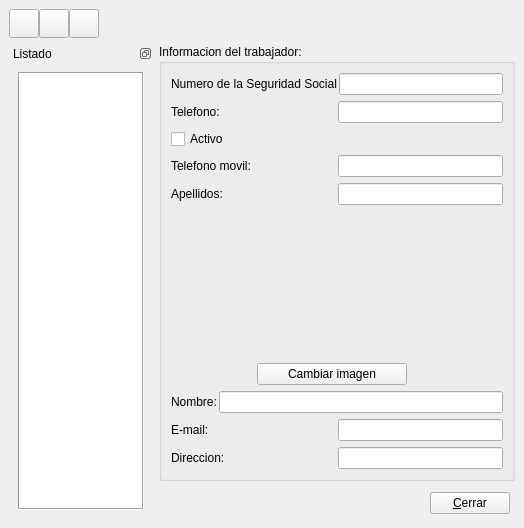
First picture: the form in bulmages/bulmafact/src/trabajadorbase.ui, repository eboladev/Bulmages-1, before the edit.
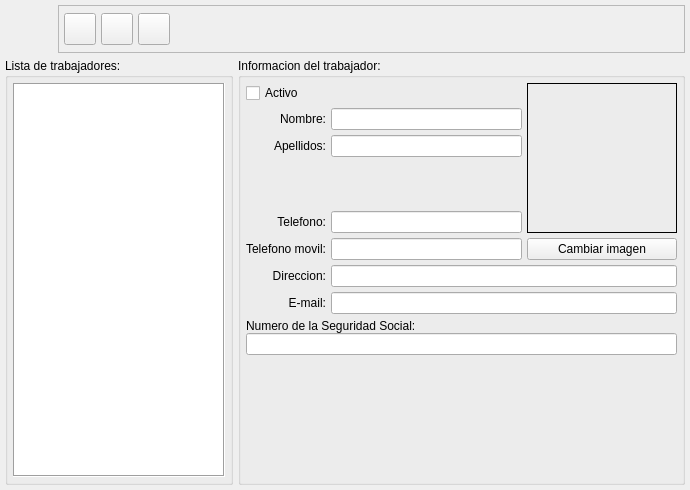
Second picture: the form after the edit. Icons and pictures are not drawn.

```diff
--- a/bulmages/bulmafact/src/trabajadorbase.ui
+++ b/bulmages/bulmafact/src/trabajadorbase.ui
@@ -8,8 +8,8 @@
    <rect>
     <x>0</x>
     <y>0</y>
-    <width>524</width>
-    <height>484</height>
+    <width>690</width>
+    <height>490</height>
    </rect>
   </property>
   <property name="windowTitle" >
@@ -18,311 +18,168 @@
   <property name="windowIcon" >
    <iconset resource="../../bulmages.qrc" >:/Bulmafact16x16/images/png/16x16/i_bulmages_trabajadores.16x16.png</iconset>
   </property>
-  <layout class="QVBoxLayout" >
+  <layout class="QGridLayout" >
    <property name="margin" >
-    <number>9</number>
+    <number>5</number>
    </property>
    <property name="spacing" >
-    <number>6</number>
+    <number>5</number>
    </property>
-   <item>
-    <layout class="QHBoxLayout" >
-     <property name="margin" >
-      <number>0</number>
-     </property>
-     <property name="spacing" >
-      <number>0</number>
-     </property>
-     <item>
-      <widget class="QToolButton" name="mui_nuevo" >
-       <property name="toolTip" >
-        <string>Nuevo trabajador</string>
-       </property>
-       <property name="whatsThis" >
-        <string>Nuevo trabajador</string>
-       </property>
-       <property name="text" >
-        <string/>
-       </property>
-       <property name="icon" >
-        <iconset resource="../../bulmages.qrc" >:/Genericos32x32/images/png/i_fileNew.xpm</iconset>
-       </property>
-       <property name="iconSize" >
-        <size>
-         <width>22</width>
-         <height>22</height>
-        </size>
-       </property>
-      </widget>
-     </item>
-     <item>
-      <widget class="QToolButton" name="mui_guardar" >
-       <property name="toolTip" >
-        <string>Guardar trabajador</string>
-       </property>
-       <property name="whatsThis" >
-        <string>Guardar trabajador</string>
-       </property>
-       <property name="text" >
-        <string/>
-       </property>
-       <property name="icon" >
-        <iconset resource="../../bulmages.qrc" >:/Genericos32x32/images/png/i_save.xpm</iconset>
-       </property>
-       <property name="iconSize" >
-        <size>
-         <width>22</width>
-         <height>22</height>
-        </size>
-       </property>
-      </widget>
-     </item>
-     <item>
-      <widget class="QToolButton" name="mui_borrar" >
-       <property name="toolTip" >
-        <string>Borrar trabajador</string>
-       </property>
-       <property name="whatsThis" >
-        <string>Borrar trabajador</string>
-       </property>
-       <property name="text" >
-        <string/>
-       </property>
-       <property name="icon" >
-        <iconset resource="../../bulmages.qrc" >:/Genericos32x32/images/png/i_editDelete.png</iconset>
-       </property>
-       <property name="iconSize" >
-        <size>
-         <width>22</width>
-         <height>22</height>
-        </size>
-       </property>
-      </widget>
-     </item>
-     <item>
-      <spacer>
-       <property name="orientation" >
-        <enum>Qt::Horizontal</enum>
-       </property>
-       <property name="sizeType" >
-        <enum>QSizePolicy::Expanding</enum>
-       </property>
-       <property name="sizeHint" >
-        <size>
-         <width>300</width>
-         <height>20</height>
-        </size>
-       </property>
-      </spacer>
-     </item>
-    </layout>
-   </item>
-   <item>
-    <layout class="QHBoxLayout" >
-     <property name="margin" >
-      <number>0</number>
-     </property>
-     <property name="spacing" >
-      <number>6</number>
-     </property>
-     <item>
-      <widget class="QDockWidget" name="dockWidget" >
-       <property name="sizePolicy" >
-        <sizepolicy>
-         <hsizetype>0</hsizetype>
-         <vsizetype>7</vsizetype>
-         <horstretch>0</horstretch>
-         <verstretch>0</verstretch>
-        </sizepolicy>
-       </property>
-       <property name="windowTitle" >
-        <string>Listado</string>
-       </property>
-       <property name="windowIcon" >
-        <iconset resource="../../bulmages.qrc" >:/Bulmafact16x16/images/png/16x16/i_bulmages_trabajadores_listado.16x16.png</iconset>
-       </property>
-       <property name="layoutDirection" >
-        <enum>Qt::LeftToRight</enum>
-       </property>
-       <property name="floating" >
-        <bool>false</bool>
-       </property>
-       <property name="features" >
-        <set>QDockWidget::DockWidgetFloatable|QDockWidget::DockWidgetMovable|QDockWidget::NoDockWidgetFeatures</set>
-       </property>
-       <property name="allowedAreas" >
-        <set>Qt::LeftDockWidgetArea|Qt::RightDockWidgetArea</set>
-       </property>
-       <widget class="QWidget" name="dockWidgetContents" >
-        <layout class="QHBoxLayout" >
-         <property name="margin" >
-          <number>9</number>
-         </property>
-         <property name="spacing" >
-          <number>6</number>
-         </property>
-         <item>
-          <widget class="QListWidget" name="mui_lista" >
-           <property name="frameShape" >
-            <enum>QFrame::Box</enum>
-           </property>
-           <property name="lineWidth" >
-            <number>1</number>
-           </property>
-          </widget>
-         </item>
-        </layout>
-       </widget>
-      </widget>
-     </item>
-     <item>
-      <layout class="QVBoxLayout" >
-       <property name="margin" >
-        <number>0</number>
-       </property>
-       <property name="spacing" >
-        <number>6</number>
-       </property>
-       <item>
+   <item row="1" column="1" >
         <widget class="QGroupBox" name="groupBox1" >
          <property name="title" >
           <string>Informacion del trabajador:</string>
          </property>
-         <layout class="QVBoxLayout" >
+     <layout class="QGridLayout" >
           <property name="margin" >
-           <number>9</number>
+       <number>5</number>
           </property>
           <property name="spacing" >
-           <number>6</number>
-          </property>
-          <item>
+       <number>5</number>
+      </property>
+      <item row="3" column="1" >
            <spacer>
             <property name="orientation" >
              <enum>Qt::Vertical</enum>
             </property>
             <property name="sizeType" >
-             <enum>QSizePolicy::Expanding</enum>
+         <enum>QSizePolicy::Ignored</enum>
             </property>
             <property name="sizeHint" >
              <size>
               <width>20</width>
-              <height>31</height>
+          <height>40</height>
              </size>
             </property>
            </spacer>
           </item>
-          <item>
-           <layout class="QHBoxLayout" >
-            <property name="margin" >
-             <number>0</number>
-            </property>
-            <property name="spacing" >
-             <number>2</number>
-            </property>
-            <item>
-             <widget class="QLabel" name="" >
-              <property name="sizePolicy" >
-               <sizepolicy>
-                <hsizetype>7</hsizetype>
-                <vsizetype>5</vsizetype>
-                <horstretch>0</horstretch>
-                <verstretch>0</verstretch>
-               </sizepolicy>
-              </property>
-              <property name="text" >
-               <string>Numero de la Seguridad Social</string>
-              </property>
-             </widget>
-            </item>
-            <item>
-             <widget class="QLineEdit" name="m_nsstrabajador" >
+      <item row="5" column="1" >
+       <widget class="QLineEdit" name="m_moviltrabajador" >
               <property name="enabled" >
                <bool>true</bool>
               </property>
              </widget>
             </item>
-           </layout>
-          </item>
-          <item>
-           <layout class="QHBoxLayout" >
-            <property name="margin" >
-             <number>0</number>
-            </property>
-            <property name="spacing" >
-             <number>2</number>
-            </property>
-            <item>
-             <widget class="QLabel" name="" >
-              <property name="sizePolicy" >
-               <sizepolicy>
-                <hsizetype>7</hsizetype>
-                <vsizetype>5</vsizetype>
-                <horstretch>0</horstretch>
-                <verstretch>0</verstretch>
-               </sizepolicy>
-              </property>
+      <item row="5" column="0" >
+       <widget class="QLabel" name="label" >
+        <property name="text" >
+         <string>Telefono movil:</string>
+        </property>
+        <property name="alignment" >
+         <set>Qt::AlignRight|Qt::AlignTrailing|Qt::AlignVCenter</set>
+        </property>
+       </widget>
+      </item>
+      <item row="4" column="0" >
+       <widget class="QLabel" name="label" >
               <property name="text" >
                <string>Telefono:</string>
               </property>
-             </widget>
-            </item>
-            <item>
+        <property name="alignment" >
+         <set>Qt::AlignRight|Qt::AlignTrailing|Qt::AlignVCenter</set>
+        </property>
+       </widget>
+      </item>
+      <item row="4" column="1" >
              <widget class="QLineEdit" name="m_teltrabajador" >
               <property name="enabled" >
                <bool>true</bool>
               </property>
              </widget>
             </item>
-           </layout>
-          </item>
-          <item>
+      <item row="9" column="0" colspan="3" >
+       <spacer>
+        <property name="orientation" >
+         <enum>Qt::Vertical</enum>
+        </property>
+        <property name="sizeHint" >
+         <size>
+          <width>431</width>
+          <height>71</height>
+         </size>
+        </property>
+       </spacer>
+      </item>
+      <item row="7" column="0" >
+       <widget class="QLabel" name="label" >
+        <property name="text" >
+         <string>E-mail:</string>
+        </property>
+        <property name="alignment" >
+         <set>Qt::AlignRight|Qt::AlignTrailing|Qt::AlignVCenter</set>
+        </property>
+       </widget>
+      </item>
+      <item row="7" column="1" colspan="2" >
+       <widget class="QLineEdit" name="m_emailtrabajador" >
+        <property name="enabled" >
+         <bool>true</bool>
+        </property>
+       </widget>
+      </item>
+      <item row="6" column="0" >
+       <widget class="QLabel" name="label" >
+        <property name="text" >
+         <string>Direccion:</string>
+        </property>
+        <property name="alignment" >
+         <set>Qt::AlignRight|Qt::AlignTrailing|Qt::AlignVCenter</set>
+        </property>
+       </widget>
+      </item>
+      <item row="6" column="1" colspan="2" >
+       <widget class="QLineEdit" name="m_dirtrabajador" />
+      </item>
+      <item row="2" column="1" >
+       <widget class="QLineEdit" name="m_apellidostrabajador" />
+      </item>
+      <item row="1" column="1" >
+       <widget class="QLineEdit" name="m_nomtrabajador" />
+      </item>
+      <item row="2" column="0" >
+       <widget class="QLabel" name="label" >
+        <property name="text" >
+         <string>Apellidos:</string>
+        </property>
+        <property name="alignment" >
+         <set>Qt::AlignRight|Qt::AlignTrailing|Qt::AlignVCenter</set>
+        </property>
+       </widget>
+      </item>
+      <item row="1" column="0" >
+       <widget class="QLabel" name="label" >
+        <property name="text" >
+         <string>Nombre:</string>
+        </property>
+        <property name="alignment" >
+         <set>Qt::AlignRight|Qt::AlignTrailing|Qt::AlignVCenter</set>
+        </property>
+       </widget>
+      </item>
+      <item row="0" column="0" colspan="2" >
            <widget class="QCheckBox" name="m_activotrabajador" >
             <property name="text" >
              <string>Activo</string>
             </property>
            </widget>
           </item>
-          <item>
-           <spacer>
-            <property name="orientation" >
-             <enum>Qt::Vertical</enum>
-            </property>
-            <property name="sizeType" >
-             <enum>QSizePolicy::Expanding</enum>
-            </property>
-            <property name="sizeHint" >
-             <size>
-              <width>41</width>
-              <height>20</height>
-             </size>
-            </property>
-           </spacer>
-          </item>
-          <item>
-           <layout class="QHBoxLayout" >
+      <item row="8" column="0" colspan="3" >
+       <layout class="QVBoxLayout" >
             <property name="margin" >
              <number>0</number>
             </property>
             <property name="spacing" >
-             <number>2</number>
+         <number>0</number>
             </property>
             <item>
-             <widget class="QLabel" name="" >
-              <property name="sizePolicy" >
-               <sizepolicy>
-                <hsizetype>7</hsizetype>
-                <vsizetype>5</vsizetype>
-                <horstretch>0</horstretch>
-                <verstretch>0</verstretch>
-               </sizepolicy>
-              </property>
+         <widget class="QLabel" name="label" >
               <property name="text" >
-               <string>Telefono movil:</string>
+           <string>Numero de la Seguridad Social:</string>
               </property>
              </widget>
             </item>
             <item>
-             <widget class="QLineEdit" name="m_moviltrabajador" >
+         <widget class="QLineEdit" name="m_nsstrabajador" >
               <property name="enabled" >
                <bool>true</bool>
               </property>
@@ -330,67 +187,7 @@
             </item>
            </layout>
           </item>
-          <item>
-           <layout class="QHBoxLayout" >
-            <property name="margin" >
-             <number>0</number>
-            </property>
-            <property name="spacing" >
-             <number>2</number>
-            </property>
-            <item>
-             <widget class="QLabel" name="" >
-              <property name="sizePolicy" >
-               <sizepolicy>
-                <hsizetype>7</hsizetype>
-                <vsizetype>5</vsizetype>
-                <horstretch>0</horstretch>
-                <verstretch>0</verstretch>
-               </sizepolicy>
-              </property>
-              <property name="text" >
-               <string>Apellidos:</string>
-              </property>
-             </widget>
-            </item>
-            <item>
-             <widget class="QLineEdit" name="m_apellidostrabajador" />
-            </item>
-           </layout>
-          </item>
-          <item>
-           <layout class="QHBoxLayout" >
-            <property name="margin" >
-             <number>0</number>
-            </property>
-            <property name="spacing" >
-             <number>2</number>
-            </property>
-            <item>
-             <spacer>
-              <property name="orientation" >
-               <enum>Qt::Horizontal</enum>
-              </property>
-              <property name="sizeType" >
-               <enum>QSizePolicy::Expanding</enum>
-              </property>
-              <property name="sizeHint" >
-               <size>
-                <width>151</width>
-                <height>31</height>
-               </size>
-              </property>
-             </spacer>
-            </item>
-            <item>
-             <layout class="QVBoxLayout" >
-              <property name="margin" >
-               <number>0</number>
-              </property>
-              <property name="spacing" >
-               <number>2</number>
-              </property>
-              <item>
+      <item rowspan="5" row="0" column="2" >
                <widget class="QLabel" name="m_imagen" >
                 <property name="sizePolicy" >
                  <sizepolicy>
@@ -406,6 +203,12 @@
                   <height>150</height>
                  </size>
                 </property>
+        <property name="frameShape" >
+         <enum>QFrame::Box</enum>
+        </property>
+        <property name="frameShadow" >
+         <enum>QFrame::Plain</enum>
+        </property>
                 <property name="pixmap" >
                  <pixmap/>
                 </property>
@@ -414,7 +217,7 @@
                 </property>
                </widget>
               </item>
-              <item>
+      <item row="5" column="2" >
                <widget class="QPushButton" name="mui_imagen" >
                 <property name="text" >
                  <string>Cambiar imagen</string>
@@ -422,8 +225,76 @@
                </widget>
               </item>
              </layout>
-            </item>
+    </widget>
+   </item>
+   <item row="1" column="0" >
+    <widget class="QGroupBox" name="groupBox" >
+     <property name="title" >
+      <string>Lista de trabajadores:</string>
+     </property>
+     <layout class="QGridLayout" >
+      <property name="margin" >
+       <number>5</number>
+      </property>
+      <property name="spacing" >
+       <number>5</number>
+      </property>
+      <item row="0" column="0" >
+       <widget class="QListWidget" name="mui_lista" >
+        <property name="frameShape" >
+         <enum>QFrame::Box</enum>
+        </property>
+        <property name="lineWidth" >
+         <number>1</number>
+        </property>
+       </widget>
+      </item>
+     </layout>
+    </widget>
+   </item>
+   <item row="0" column="0" colspan="2" >
+    <layout class="QHBoxLayout" >
+     <property name="margin" >
+      <number>0</number>
+     </property>
+     <property name="spacing" >
+      <number>5</number>
+     </property>
             <item>
+      <widget class="QLabel" name="label_2" >
+       <property name="minimumSize" >
+        <size>
+         <width>48</width>
+         <height>48</height>
+        </size>
+       </property>
+       <property name="maximumSize" >
+        <size>
+         <width>48</width>
+         <height>48</height>
+        </size>
+       </property>
+       <property name="pixmap" >
+        <pixmap resource="../../bulmages.qrc" >:/Bulmafact48x48/images/png/48x48/i_bulmages_trabajadores.48x48.png</pixmap>
+       </property>
+      </widget>
+     </item>
+     <item>
+      <widget class="QFrame" name="frame" >
+       <property name="frameShape" >
+        <enum>QFrame::StyledPanel</enum>
+       </property>
+       <property name="frameShadow" >
+        <enum>QFrame::Raised</enum>
+       </property>
+       <layout class="QGridLayout" >
+        <property name="margin" >
+         <number>5</number>
+        </property>
+        <property name="spacing" >
+         <number>5</number>
+        </property>
+        <item row="0" column="3" >
              <spacer>
               <property name="orientation" >
                <enum>Qt::Horizontal</enum>
@@ -433,128 +304,116 @@
               </property>
               <property name="sizeHint" >
                <size>
-                <width>161</width>
-                <height>21</height>
+            <width>291</width>
+            <height>31</height>
                </size>
               </property>
              </spacer>
             </item>
-           </layout>
-          </item>
-          <item>
-           <layout class="QHBoxLayout" >
-            <property name="margin" >
-             <number>0</number>
-            </property>
-            <property name="spacing" >
-             <number>2</number>
-            </property>
-            <item>
-             <widget class="QLabel" name="" >
-              <property name="text" >
-               <string>Nombre:</string>
-              </property>
-             </widget>
-            </item>
-            <item>
-             <widget class="QLineEdit" name="m_nomtrabajador" />
-            </item>
-           </layout>
-          </item>
-          <item>
-           <layout class="QHBoxLayout" >
-            <property name="margin" >
-             <number>0</number>
-            </property>
-            <property name="spacing" >
-             <number>2</number>
-            </property>
-            <item>
-             <widget class="QLabel" name="" >
-              <property name="sizePolicy" >
-               <sizepolicy>
-                <hsizetype>7</hsizetype>
-                <vsizetype>5</vsizetype>
-                <horstretch>0</horstretch>
-                <verstretch>0</verstretch>
-               </sizepolicy>
-              </property>
-              <property name="text" >
-               <string>E-mail:</string>
+        <item row="0" column="2" >
+         <widget class="QToolButton" name="mui_borrar" >
+          <property name="minimumSize" >
+           <size>
+            <width>32</width>
+            <height>32</height>
+           </size>
+          </property>
+          <property name="maximumSize" >
+           <size>
+            <width>32</width>
+            <height>32</height>
+           </size>
+          </property>
+          <property name="toolTip" >
+           <string>Borrar trabajador</string>
+          </property>
+          <property name="whatsThis" >
+           <string>Borrar trabajador</string>
+          </property>
+          <property name="text" >
+           <string/>
+          </property>
+          <property name="icon" >
+           <iconset resource="../../bulmages.qrc" >:/Genericos32x32/images/png/i_editDelete.png</iconset>
+          </property>
+          <property name="iconSize" >
+           <size>
+            <width>22</width>
+            <height>22</height>
+           </size>
               </property>
              </widget>
             </item>
-            <item>
-             <widget class="QLineEdit" name="m_emailtrabajador" >
-              <property name="enabled" >
-               <bool>true</bool>
-              </property>
-             </widget>
-            </item>
-           </layout>
-          </item>
-          <item>
-           <layout class="QHBoxLayout" >
-            <property name="margin" >
-             <number>0</number>
-            </property>
-            <property name="spacing" >
-             <number>2</number>
-            </property>
-            <item>
-             <widget class="QLabel" name="" >
-              <property name="sizePolicy" >
-               <sizepolicy>
-                <hsizetype>7</hsizetype>
-                <vsizetype>5</vsizetype>
-                <horstretch>0</horstretch>
-                <verstretch>0</verstretch>
-               </sizepolicy>
+        <item row="0" column="1" >
+         <widget class="QToolButton" name="mui_guardar" >
+          <property name="minimumSize" >
+           <size>
+            <width>32</width>
+            <height>32</height>
+           </size>
+          </property>
+          <property name="maximumSize" >
+           <size>
+            <width>32</width>
+            <height>32</height>
+           </size>
+          </property>
+          <property name="toolTip" >
+           <string>Guardar trabajador</string>
+          </property>
+          <property name="whatsThis" >
+           <string>Guardar trabajador</string>
               </property>
               <property name="text" >
-               <string>Direccion:</string>
-              </property>
-             </widget>
-            </item>
-            <item>
-             <widget class="QLineEdit" name="m_dirtrabajador" />
-            </item>
-           </layout>
-          </item>
-         </layout>
-        </widget>
-       </item>
-       <item>
-        <layout class="QHBoxLayout" >
-         <property name="margin" >
-          <number>5</number>
-         </property>
-         <property name="spacing" >
-          <number>2</number>
-         </property>
-         <item>
-          <spacer>
-           <property name="orientation" >
-            <enum>Qt::Horizontal</enum>
-           </property>
-           <property name="sizeHint" >
+           <string/>
+          </property>
+          <property name="icon" >
+           <iconset resource="../../bulmages.qrc" >:/Genericos32x32/images/png/i_save.xpm</iconset>
+          </property>
+          <property name="iconSize" >
+           <size>
+            <width>22</width>
+            <height>22</height>
+           </size>
+          </property>
+         </widget>
+        </item>
+        <item row="0" column="0" >
+         <widget class="QToolButton" name="mui_nuevo" >
+          <property name="minimumSize" >
+           <size>
+            <width>32</width>
+            <height>32</height>
+           </size>
+          </property>
+          <property name="maximumSize" >
             <size>
-             <width>40</width>
-             <height>20</height>
-            </size>
-           </property>
-          </spacer>
-         </item>
-         <item>
-          <widget class="QPushButton" name="pushButton" >
+            <width>32</width>
+            <height>32</height>
+           </size>
+          </property>
+          <property name="toolTip" >
+           <string>Nuevo trabajador</string>
+          </property>
+          <property name="whatsThis" >
+           <string>Nuevo trabajador</string>
+          </property>
            <property name="text" >
-            <string>&amp;Cerrar</string>
-           </property>
+           <string/>
+          </property>
+          <property name="icon" >
+           <iconset resource="../../bulmages.qrc" >:/Genericos32x32/images/png/i_fileNew.xpm</iconset>
+          </property>
+          <property name="iconSize" >
+           <size>
+            <width>22</width>
+            <height>22</height>
+           </size>
+          </property>
           </widget>
          </item>
         </layout>
-       </item>
-      </layout>
+      </widget>
      </item>
     </layout>
    </item>
```
Left out of the diff: 18 changed lines with no effect on the pictures. Lines whose indentation alone changed are shown as unchanged.
